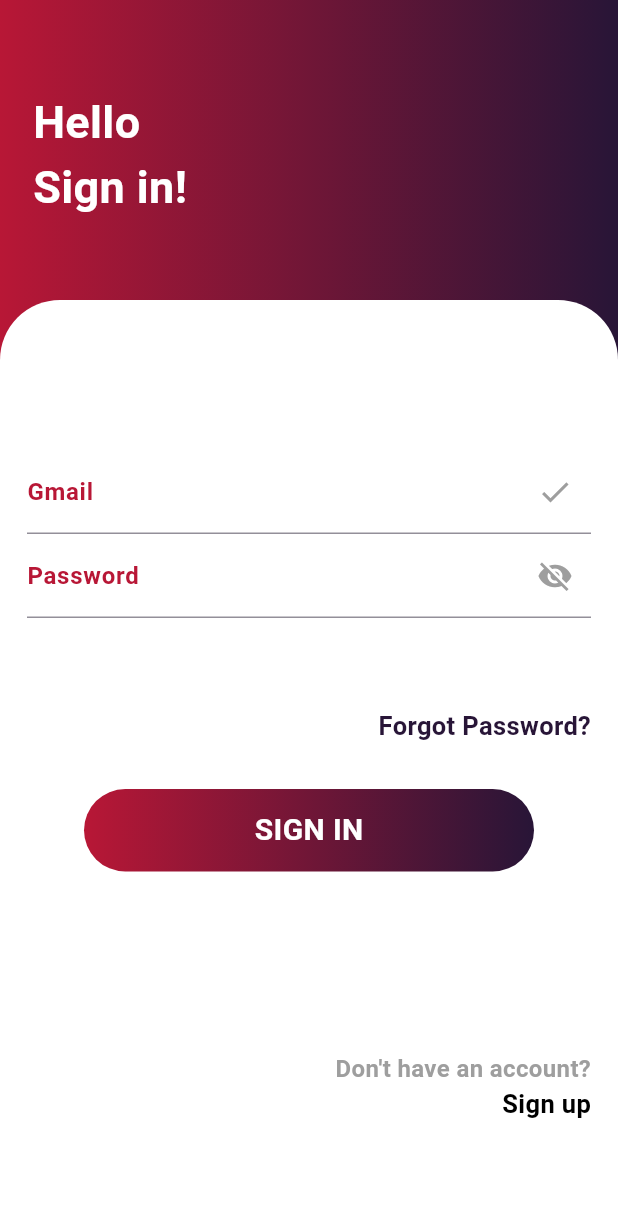
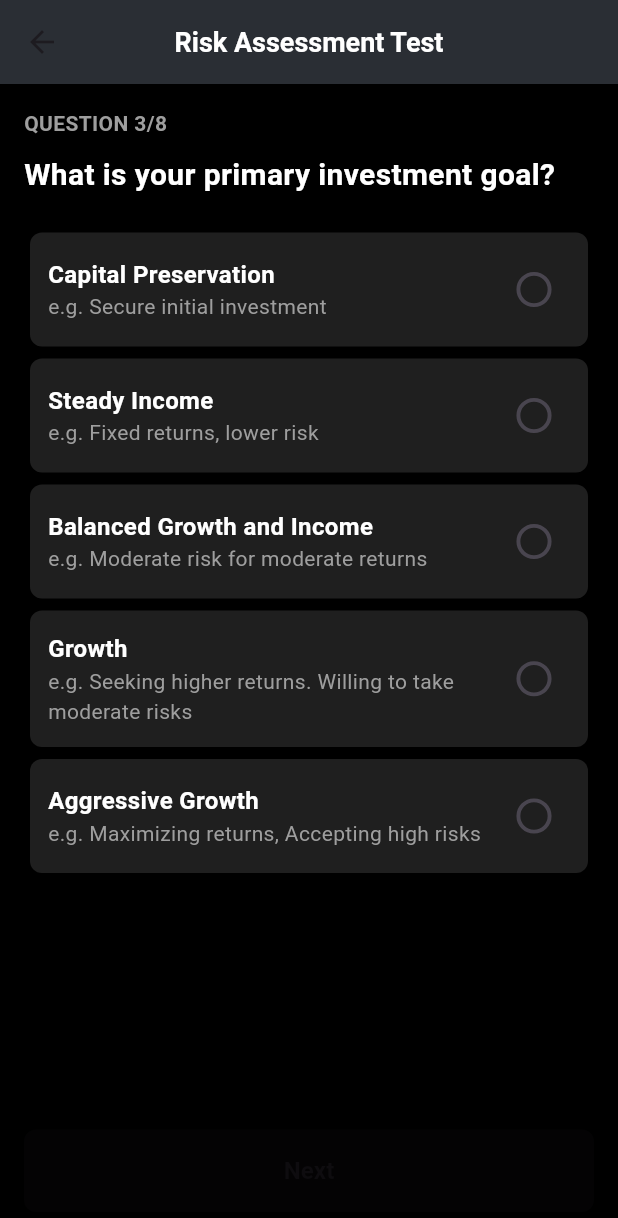
Before and after one commit to Paul-sharon/Funds-Genie, a Flutter app: the screen it shows after launch, on a phone screen of 412 x 824 dp. Shown: the top 1218 px of the screen. Run offline on Flutter 3.47's test engine with Material 3 defaults, Android fonts, the phone set to English and light mode, and no system bars; our stand-ins replace fl_chart.

Commit message:
Risk Assessment 1 UI designX

```diff
--- /dev/null
+++ b/lib/RiskAssessment/Riskassessment1.dart
@@ -0,0 +1,197 @@
+import 'package:flutter/material.dart';
+
+void main() {
+  runApp(const RiskAssessment());
+}
+
+class RiskAssessment extends StatelessWidget {
+  const RiskAssessment({Key? key}) : super(key: key);
+
+  @override
+  Widget build(BuildContext context) {
+    return MaterialApp(
+      debugShowCheckedModeBanner: false,
+      home: RiskAssessmentScreen(),
+    );
+  }
+}
+
+class RiskAssessmentScreen extends StatefulWidget {
+  @override
+  _RiskAssessmentScreenState createState() => _RiskAssessmentScreenState();
+}
+
+class _RiskAssessmentScreenState extends State<RiskAssessmentScreen> {
+  String? selectedOption;
+
+  @override
+  Widget build(BuildContext context) {
+    return Scaffold(
+      appBar: AppBar(
+        backgroundColor: Color(0xFF2A2E34),
+        title: const Text(
+          'Risk Assessment Test',
+          style: TextStyle(fontSize: 18, fontWeight: FontWeight.bold,color: Colors.white),
+        ),
+        centerTitle: true,
+        leading: const Icon(Icons.arrow_back),
+      ),
+      body: Padding(
+        padding: const EdgeInsets.all(16.0),
+        child: Column(
+          crossAxisAlignment: CrossAxisAlignment.start,
+          children: [
+            // Question Header
+            const Text(
+              'QUESTION 3/8',
+              style: TextStyle(
+                fontSize: 14,
+                color: Colors.grey,
+                fontWeight: FontWeight.bold,
+              ),
+            ),
+            const SizedBox(height: 10),
+
+            // Question Text
+            const Text(
+              'What is your primary investment goal?',
+              style: TextStyle(
+                fontSize: 20,
+                fontWeight: FontWeight.bold,
+                color: Colors.white,
+              ),
+            ),
+            const SizedBox(height: 20),
+
+            // Option 1
+            buildOption(
+              context,
+              'Capital Preservation',
+              'e.g. Secure initial investment',
+            ),
+
+            // Option 2
+            buildOption(
+              context,
+              'Steady Income',
+              'e.g. Fixed returns, lower risk',
+            ),
+
+            // Option 3
+            buildOption(
+              context,
+              'Balanced Growth and Income',
+              'e.g. Moderate risk for moderate returns',
+            ),
+
+            // Option 4
+            buildOption(
+              context,
+              'Growth',
+              'e.g. Seeking higher returns. Willing to take moderate risks',
+            ),
+
+            // Option 5
+            buildOption(
+              context,
+              'Aggressive Growth',
+              'e.g. Maximizing returns, Accepting high risks',
+            ),
+
+            const Spacer(),
+
+            // Next Button
+            SizedBox(
+              width: double.infinity,
+              child: ElevatedButton(
+                onPressed: selectedOption != null
+                    ? () {
+                  // Add your navigation or action here
+                }
+                    : null,
+                style: ElevatedButton.styleFrom(
+                  backgroundColor: selectedOption != null
+                      ? Colors.teal
+                      : Colors.grey,
+                  padding: const EdgeInsets.symmetric(vertical: 16),
+                  shape: RoundedRectangleBorder(
+                    borderRadius: BorderRadius.circular(8),
+                  ),
+                ),
+                child: const Text(
+                  'Next',
+                  style: TextStyle(fontSize: 16, fontWeight: FontWeight.bold),
+                ),
+              ),
+            ),
+          ],
+        ),
+      ),
+      backgroundColor: Colors.black,
+    );
+  }
+
+  Widget buildOption(BuildContext context, String title, String subtitle) {
+    return Card(
+      color: selectedOption == title
+          ? Colors.teal // Change to cyan when selected
+          : const Color(0xFF1F1F1F), // Default background color
+      shape: RoundedRectangleBorder(borderRadius: BorderRadius.circular(8)),
+      child: InkWell(
+        onTap: () {
+          setState(() {
+            selectedOption = title; // Set the selected option on tap
+          });
+        },
+        child: Padding(
+          padding: const EdgeInsets.symmetric(vertical: 14, horizontal: 12),
+          child: Row(
+            children: [
+              // Text on the left
+              Expanded(
+                child: Column(
+                  crossAxisAlignment: CrossAxisAlignment.start,
+                  children: [
+                    Text(
+                      title,
+                      style: TextStyle(
+                        fontSize: 16,
+                        fontWeight: FontWeight.bold,
+                        color: selectedOption == title
+                            ? Colors.white // White text on selected background
+                            : Colors.white, // Default white text
+                      ),
+                    ),
+                    Text(
+                      subtitle,
+                      style: TextStyle(
+                        fontSize: 14,
+                        color: selectedOption == title
+                            ? Colors.white70 // Grey text on selected background
+                            : Colors.grey, // Default grey text
+                      ),
+                    ),
+                  ],
+                ),
+              ),
+              // Scaled Radio button on the right
+              Transform.scale(
+                scale: 1.3, // Adjust this value to make the radio button larger
+                child: Radio<String>(
+                  value: title,
+                  groupValue: selectedOption,
+                  onChanged: (value) {
+                    setState(() {
+                      selectedOption = value;
+                    });
+                  },
+                  activeColor: Colors.white,
+                ),
+              ),
+            ],
+          ),
+        ),
+      ),
+    );
+  }
+}
--- a/lib/main.dart
+++ b/lib/main.dart
@@ -2,6 +2,7 @@ import 'package:flutter/material.dart';
 import 'screens/loginpage.dart';
 import 'screens/registerpage.dart';
 import 'screens/dashboard.dart';
+import 'RiskAssessment/Riskassessment1.dart';
 void main() => runApp(MutualFundApp());
 
 class MutualFundApp extends StatelessWidget {
@@ -13,7 +14,8 @@ class MutualFundApp extends StatelessWidget {
         primaryColor: Color(0xFF0A0E21),
         scaffoldBackgroundColor: Color(0xFF0A0E21),
       ),
-      home: LoginPage(), // Set LoginPage as the home
+      //home: LoginPage(),
+      home: RiskAssessment(),
     );
   }
 }
--- a/lib/screens/dashboard.dart
+++ b/lib/screens/dashboard.dart
@@ -7,7 +7,6 @@ class Dashboard extends StatefulWidget {
   @override
   _DashboardState createState() => _DashboardState();
 }
-
 class _DashboardState extends State<Dashboard> {
   int _selectedIndex = 0;
 
@@ -37,7 +36,6 @@ class _DashboardState extends State<Dashboard> {
       });
     }
   }
-
   @override
   Widget build(BuildContext context) {
     return Scaffold(
@@ -58,7 +56,7 @@ class _DashboardState extends State<Dashboard> {
                   style: TextStyle(color: Colors.white, fontSize: 14),
                 ),
                 Text(
-                  'ROCKSON',
+                  'SHARON',
                   style: TextStyle(
                     color: Colors.white,
                     fontSize: 16,
```
